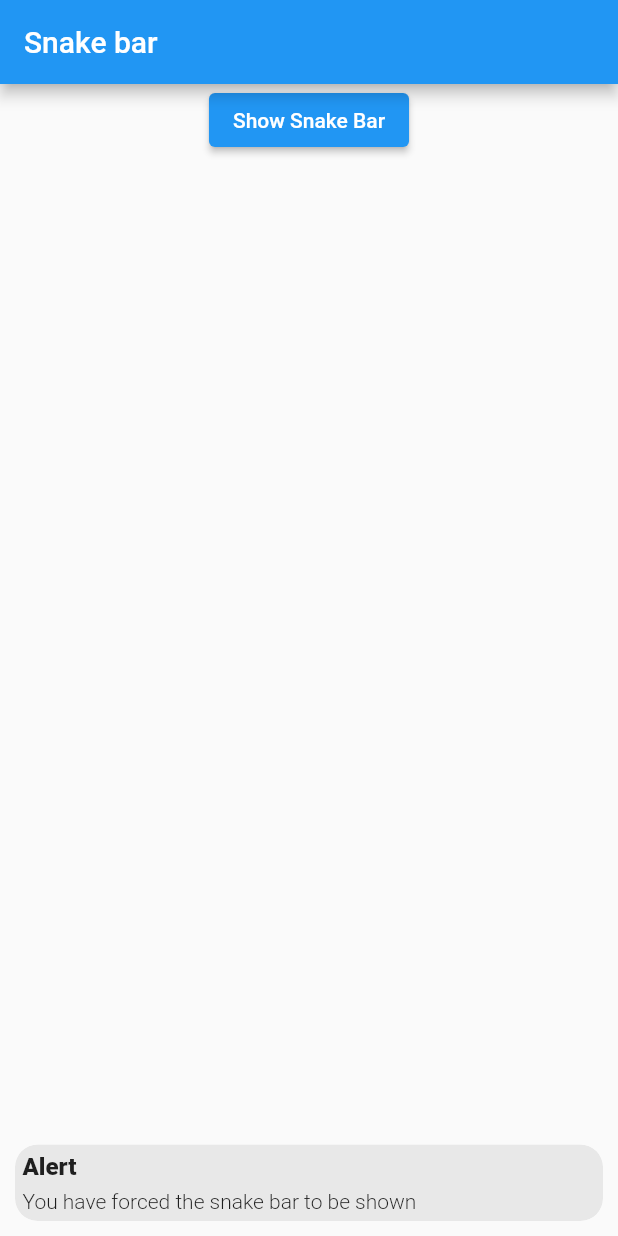
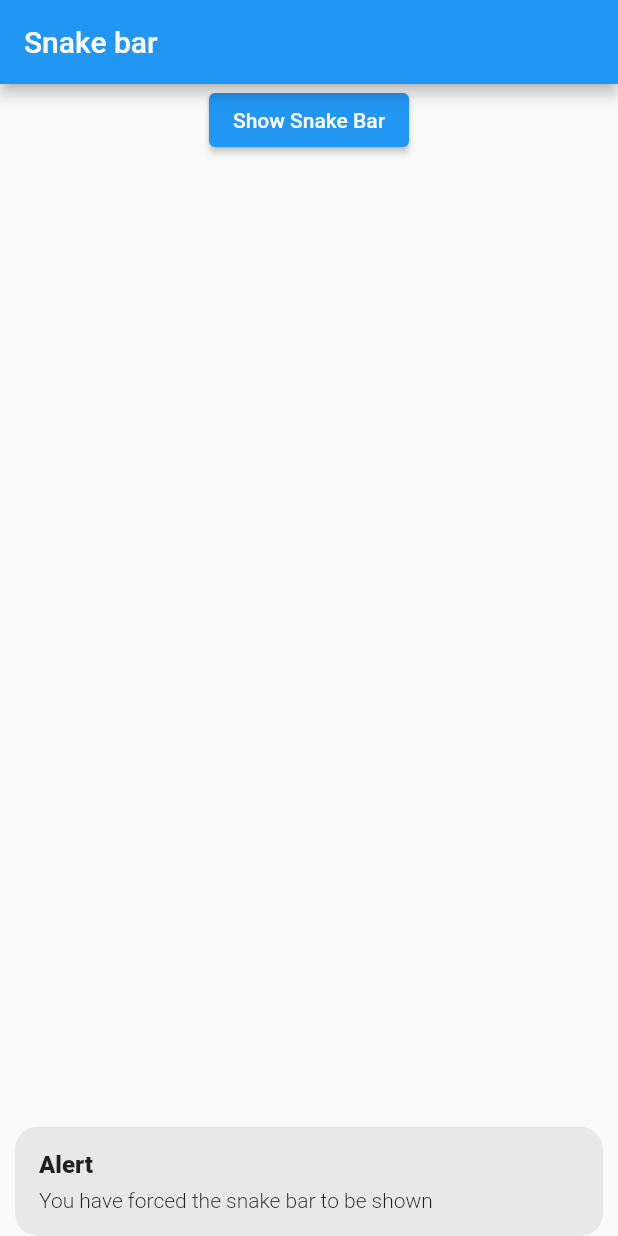
Before and after one commit to Wasim-Zaman/Flutter_snack_bar_using_getx, a Flutter app: the screen it shows after launch, after a tap on "Show Snake Bar", on a phone screen of 412 x 824 dp. Run offline on Flutter 3.47's test engine with Material 2 defaults, Android fonts, the light colour scheme and no system bars; our stand-ins replace get.

Commit message:
second commit

```diff
--- a/lib/main.dart
+++ b/lib/main.dart
@@ -20,12 +20,15 @@ class MyApp extends StatelessWidget {
               ElevatedButton(
                 onPressed: () {
                   Get.snackbar(
-                      'Alert', "You have forced the snake bar to be shown",
-                      snackPosition: SnackPosition.BOTTOM,
-                      // duration: const Duration(microseconds: 3000),
-                      overlayBlur: 3,
-                      margin: const EdgeInsets.all(10),
-                      padding: const EdgeInsets.all(5));
+                    'Alert', "You have forced the snake bar to be shown",
+                    snackPosition: SnackPosition.BOTTOM,
+                    // duration: const Duration(microseconds: 3000),
+                    overlayBlur: 3,
+                    // margin: const EdgeInsets.all(10),
+                    // padding: const EdgeInsets.all(5),
+                    isDismissible: true,
+                    dismissDirection: DismissDirection.down,
+                  );
                 },
                 child: const Text('Show Snake Bar'),
               )
```
